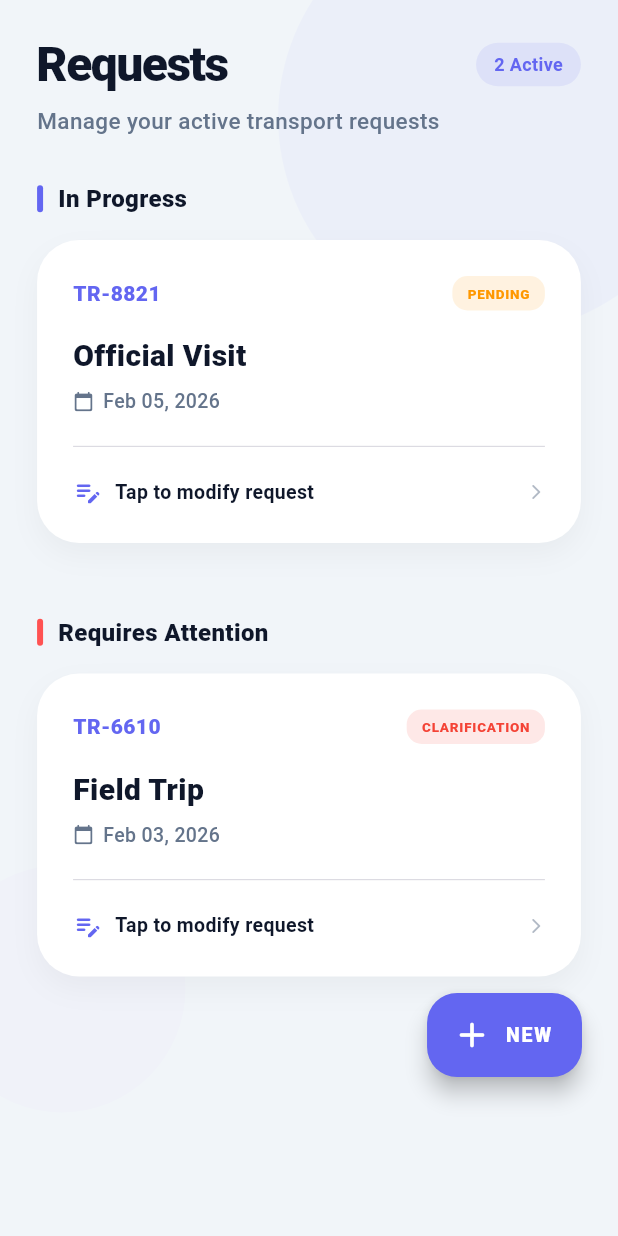
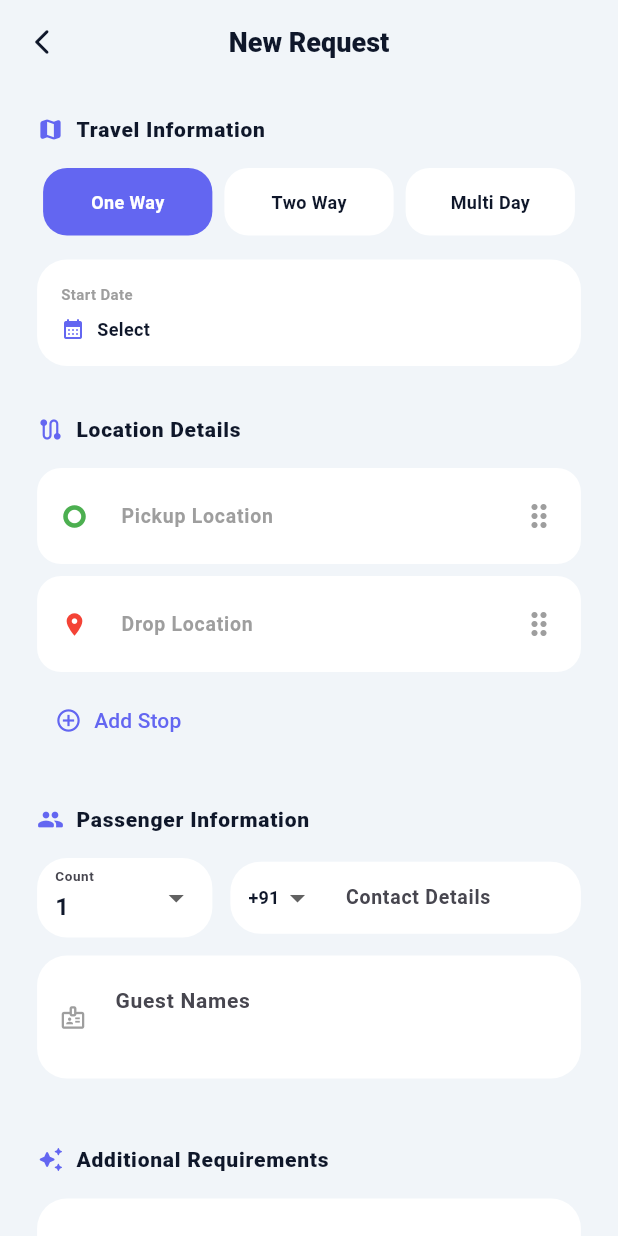
Before and after one commit to aswath06/TMS, a Flutter app: the RequestsScreen screen opened directly, after a tap on "NEW", on a phone screen of 412 x 824 dp. Run offline on Flutter 3.47's test engine with Material 3 defaults, Android fonts, the phone set to English and light mode, and no system bars; network calls fail.

Commit message:
new request

```diff
--- /dev/null
+++ b/lib/screens/faculty/request/new_request_screen.dart
@@ -0,0 +1,591 @@
+import 'package:flutter/material.dart';
+
+// --- MODELS ---
+class LocationStopData {
+  final int id;
+  final TextEditingController controller;
+  LocationStopData({required this.id, required this.controller});
+}
+
+// --- COMPONENT: LOCATION SELECTOR ---
+class LocationSelector extends StatefulWidget {
+  final Color cardColor;
+  final Color titleColor;
+  final Color accentColor;
+  final Function(List<String>) onChanged;
+
+  const LocationSelector({
+    super.key,
+    required this.cardColor,
+    required this.titleColor,
+    required this.accentColor,
+    required this.onChanged,
+  });
+
+  @override
+  State<LocationSelector> createState() => _LocationSelectorState();
+}
+
+class _LocationSelectorState extends State<LocationSelector> {
+  final List<LocationStopData> _stops = [
+    LocationStopData(id: 0, controller: TextEditingController()),
+    LocationStopData(id: 1, controller: TextEditingController()),
+  ];
+
+  @override
+  void dispose() {
+    for (var stop in _stops) {
+      stop.controller.dispose();
+    }
+    super.dispose();
+  }
+
+  void _notify() =>
+      widget.onChanged(_stops.map((s) => s.controller.text).toList());
+
+  @override
+  Widget build(BuildContext context) {
+    return Column(
+      children: [
+        ReorderableListView.builder(
+          shrinkWrap: true,
+          physics: const NeverScrollableScrollPhysics(),
+          buildDefaultDragHandles: false, // Using custom handle
+          itemCount: _stops.length,
+          onReorder: (oldIdx, newIdx) {
+            setState(() {
+              if (newIdx > oldIdx) newIdx -= 1;
+              _stops.insert(newIdx, _stops.removeAt(oldIdx));
+            });
+            _notify();
+          },
+          itemBuilder: (context, i) {
+            bool isFirst = i == 0;
+            bool isLast = i == _stops.length - 1;
+            return Container(
+              key: ValueKey(_stops[i].id),
+              margin: const EdgeInsets.only(bottom: 8),
+              decoration: BoxDecoration(
+                color: widget.cardColor,
+                borderRadius: BorderRadius.circular(16),
+              ),
+              child: ListTile(
+                contentPadding: const EdgeInsets.symmetric(horizontal: 16),
+                leading: Icon(
+                  isFirst
+                      ? Icons.trip_origin
+                      : (isLast ? Icons.location_on : Icons.circle),
+                  size: 18,
+                  color: isFirst
+                      ? Colors.green
+                      : (isLast ? Colors.red : Colors.grey),
+                ),
+                title: TextField(
+                  controller: _stops[i].controller,
+                  onChanged: (_) => _notify(),
+                  style: TextStyle(
+                    color: widget.titleColor,
+                    fontSize: 14,
+                    fontWeight: FontWeight.w600,
+                  ),
+                  decoration: InputDecoration(
+                    hintText: isFirst
+                        ? "Pickup Location"
+                        : (isLast ? "Drop Location" : "Stop $i"),
+                    border: InputBorder.none,
+                    hintStyle: const TextStyle(
+                      fontSize: 13,
+                      color: Colors.grey,
+                    ),
+                  ),
+                ),
+                trailing: ReorderableDragStartListener(
+                  index: i,
+                  child: const Icon(Icons.drag_indicator, color: Colors.grey),
+                ),
+              ),
+            );
+          },
+        ),
+        Align(
+          alignment: Alignment.centerLeft,
+          child: TextButton.icon(
+            onPressed: () {
+              setState(() {
+                // Insert new stop before the last item (Drop Location)
+                _stops.insert(
+                  _stops.length - 1,
+                  LocationStopData(
+                    id: DateTime.now().millisecondsSinceEpoch,
+                    controller: TextEditingController(),
+                  ),
+                );
+              });
+              _notify();
+            },
+            icon: const Icon(Icons.add_circle_outline, size: 18),
+            label: const Text("Add Stop"),
+            style: TextButton.styleFrom(foregroundColor: widget.accentColor),
+          ),
+        ),
+      ],
+    );
+  }
+}
+
+// --- MAIN SCREEN ---
+class NewRequestScreen extends StatefulWidget {
+  const NewRequestScreen({super.key});
+
+  @override
+  State<NewRequestScreen> createState() => _NewRequestScreenState();
+}
+
+class _NewRequestScreenState extends State<NewRequestScreen> {
+  final _formKey = GlobalKey<FormState>();
+
+  // State Variables
+  String _travelType = 'One Way';
+  int _passengerCount = 1;
+  String _selectedCountryCode = "+91 (India)";
+  DateTime? _startDate;
+  DateTime? _endDate;
+
+  // Holds the data emitted from the component
+  List<String> _locationResults = ["", ""];
+
+  @override
+  Widget build(BuildContext context) {
+    final Size size = MediaQuery.of(context).size;
+    final bool isDark = Theme.of(context).brightness == Brightness.dark;
+
+    final Color bgColor = isDark
+        ? const Color(0xFF0F172A)
+        : const Color(0xFFF1F5F9);
+    final Color cardColor = isDark ? const Color(0xFF1E293B) : Colors.white;
+    const Color primaryIndigo = Color(0xFF6366F1);
+    final Color titleColor = isDark ? Colors.white : const Color(0xFF0F172A);
+
+    return Scaffold(
+      backgroundColor: bgColor,
+      appBar: _buildAppBar(context, titleColor),
+      body: SingleChildScrollView(
+        physics: const BouncingScrollPhysics(),
+        padding: EdgeInsets.symmetric(
+          horizontal: size.width * 0.06,
+          vertical: 20,
+        ),
+        child: Form(
+          key: _formKey,
+          child: Column(
+            crossAxisAlignment: CrossAxisAlignment.start,
+            children: [
+              _buildSectionHeader(
+                "Travel Information",
+                Icons.map_rounded,
+                primaryIndigo,
+              ),
+              _buildTypeSelector(primaryIndigo, cardColor, titleColor),
+              const SizedBox(height: 16),
+              _buildDateRow(primaryIndigo, cardColor, titleColor),
+
+              const SizedBox(height: 32),
+
+              _buildSectionHeader(
+                "Location Details",
+                Icons.route_rounded,
+                primaryIndigo,
+              ),
+              // --- INTEGRATED COMPONENT ---
+              LocationSelector(
+                cardColor: cardColor,
+                titleColor: titleColor,
+                accentColor: primaryIndigo,
+                onChanged: (values) {
+                  _locationResults = values;
+                },
+              ),
+
+              const SizedBox(height: 32),
+
+              _buildSectionHeader(
+                "Passenger Information",
+                Icons.people_rounded,
+                primaryIndigo,
+              ),
+              _buildPassengerRow(cardColor, titleColor, primaryIndigo),
+              const SizedBox(height: 12),
+              _buildInputField(
+                "Guest Names",
+                Icons.badge_outlined,
+                cardColor,
+                titleColor,
+                maxLines: 2,
+              ),
+
+              const SizedBox(height: 32),
+
+              _buildSectionHeader(
+                "Additional Requirements",
+                Icons.auto_awesome_rounded,
+                primaryIndigo,
+              ),
+              _buildInputField(
+                "Special Requirements",
+                Icons.notes_rounded,
+                cardColor,
+                titleColor,
+                maxLines: 3,
+              ),
+              _buildInputField(
+                "Luggage Details",
+                Icons.luggage_rounded,
+                cardColor,
+                titleColor,
+              ),
+              _buildInputField(
+                "Accessibility Requirements",
+                Icons.accessible_rounded,
+                cardColor,
+                titleColor,
+              ),
+
+              const SizedBox(height: 40),
+              _buildSubmitButton(primaryIndigo, size),
+              const SizedBox(height: 120),
+            ],
+          ),
+        ),
+      ),
+    );
+  }
+
+  // --- WIDGET BUILDERS ---
+
+  PreferredSizeWidget _buildAppBar(BuildContext context, Color titleColor) {
+    return AppBar(
+      backgroundColor: Colors.transparent,
+      elevation: 0,
+      centerTitle: true,
+      leading: IconButton(
+        icon: Icon(
+          Icons.arrow_back_ios_new_rounded,
+          color: titleColor,
+          size: 20,
+        ),
+        onPressed: () => Navigator.pop(context),
+      ),
+      title: Text(
+        "New Request",
+        style: TextStyle(
+          color: titleColor,
+          fontWeight: FontWeight.w900,
+          fontSize: 18,
+        ),
+      ),
+    );
+  }
+
+  Widget _buildSectionHeader(String title, IconData icon, Color color) {
+    return Padding(
+      padding: const EdgeInsets.only(bottom: 16),
+      child: Row(
+        children: [
+          Icon(icon, size: 18, color: color),
+          const SizedBox(width: 8),
+          Text(
+            title,
+            style: const TextStyle(
+              fontSize: 14,
+              fontWeight: FontWeight.w900,
+              letterSpacing: 0.5,
+            ),
+          ),
+        ],
+      ),
+    );
+  }
+
+  Widget _buildTypeSelector(Color accent, Color card, Color text) {
+    final types = ['One Way', 'Two Way', 'Multi Day'];
+    return Row(
+      children: types.map((type) {
+        bool isSelected = _travelType == type;
+        return Expanded(
+          child: GestureDetector(
+            onTap: () => setState(() => _travelType = type),
+            child: AnimatedContainer(
+              duration: const Duration(milliseconds: 200),
+              margin: const EdgeInsets.symmetric(horizontal: 4),
+              padding: const EdgeInsets.symmetric(vertical: 14),
+              decoration: BoxDecoration(
+                color: isSelected ? accent : card,
+                borderRadius: BorderRadius.circular(16),
+              ),
+              child: Center(
+                child: Text(
+                  type,
+                  style: TextStyle(
+                    color: isSelected ? Colors.white : text,
+                    fontWeight: FontWeight.bold,
+                    fontSize: 12,
+                  ),
+                ),
+              ),
+            ),
+          ),
+        );
+      }).toList(),
+    );
+  }
+
+  Widget _buildDateRow(Color accent, Color card, Color text) {
+    return Row(
+      children: [
+        Expanded(
+          child: _buildDatePicker(
+            "Start Date",
+            _startDate,
+            (d) => setState(() => _startDate = d),
+            accent,
+            card,
+            text,
+          ),
+        ),
+        if (_travelType == 'Multi Day') ...[
+          const SizedBox(width: 12),
+          Expanded(
+            child: _buildDatePicker(
+              "End Date",
+              _endDate,
+              (d) => setState(() => _endDate = d),
+              accent,
+              card,
+              text,
+            ),
+          ),
+        ],
+      ],
+    );
+  }
+
+  Widget _buildDatePicker(
+    String label,
+    DateTime? date,
+    Function(DateTime) onPick,
+    Color accent,
+    Color card,
+    Color text,
+  ) {
+    return GestureDetector(
+      onTap: () async {
+        final picked = await showDatePicker(
+          context: context,
+          initialDate: DateTime.now(),
+          firstDate: DateTime.now(),
+          lastDate: DateTime.now().add(const Duration(days: 365)),
+        );
+        if (picked != null) onPick(picked);
+      },
+      child: Container(
+        padding: const EdgeInsets.all(16),
+        decoration: BoxDecoration(
+          color: card,
+          borderRadius: BorderRadius.circular(20),
+        ),
+        child: Column(
+          crossAxisAlignment: CrossAxisAlignment.start,
+          children: [
+            Text(
+              label,
+              style: const TextStyle(
+                fontSize: 10,
+                fontWeight: FontWeight.bold,
+                color: Colors.grey,
+              ),
+            ),
+            const SizedBox(height: 8),
+            Row(
+              children: [
+                Icon(Icons.calendar_month_rounded, size: 16, color: accent),
+                const SizedBox(width: 8),
+                Text(
+                  date == null
+                      ? "Select"
+                      : "${date.day}/${date.month}/${date.year}",
+                  style: TextStyle(
+                    fontSize: 12,
+                    fontWeight: FontWeight.bold,
+                    color: text,
+                  ),
+                ),
+              ],
+            ),
+          ],
+        ),
+      ),
+    );
+  }
+
+  Widget _buildPassengerRow(Color card, Color text, Color accent) {
+    return Row(
+      children: [
+        Expanded(
+          flex: 1,
+          child: Container(
+            padding: const EdgeInsets.symmetric(horizontal: 12),
+            decoration: BoxDecoration(
+              color: card,
+              borderRadius: BorderRadius.circular(20),
+            ),
+            child: DropdownButtonFormField<int>(
+              value: _passengerCount,
+              dropdownColor: card,
+              decoration: const InputDecoration(
+                border: InputBorder.none,
+                labelText: "Count",
+                labelStyle: TextStyle(
+                  fontSize: 12,
+                  fontWeight: FontWeight.bold,
+                ),
+              ),
+              items: List.generate(10, (index) => index + 1)
+                  .map(
+                    (e) => DropdownMenuItem(
+                      value: e,
+                      child: Text(
+                        "$e",
+                        style: TextStyle(
+                          color: text,
+                          fontWeight: FontWeight.bold,
+                        ),
+                      ),
+                    ),
+                  )
+                  .toList(),
+              onChanged: (v) => setState(() => _passengerCount = v!),
+            ),
+          ),
+        ),
+        const SizedBox(width: 12),
+        Expanded(
+          flex: 2,
+          child: Container(
+            padding: const EdgeInsets.symmetric(horizontal: 12),
+            decoration: BoxDecoration(
+              color: card,
+              borderRadius: BorderRadius.circular(20),
+            ),
+            child: Row(
+              children: [
+                DropdownButton<String>(
+                  value: _selectedCountryCode,
+                  underline: const SizedBox(),
+                  items: ["+91 (India)", "+1 (USA)", "+44 (UK)"]
+                      .map(
+                        (e) => DropdownMenuItem(
+                          value: e,
+                          child: Text(
+                            e.split(" ")[0],
+                            style: TextStyle(
+                              color: text,
+                              fontSize: 12,
+                              fontWeight: FontWeight.bold,
+                            ),
+                          ),
+                        ),
+                      )
+                      .toList(),
+                  onChanged: (v) => setState(() => _selectedCountryCode = v!),
+                ),
+                const VerticalDivider(width: 20),
+                Expanded(
+                  child: TextField(
+                    keyboardType: TextInputType.phone,
+                    style: TextStyle(
+                      color: text,
+                      fontSize: 13,
+                      fontWeight: FontWeight.w600,
+                    ),
+                    decoration: const InputDecoration(
+                      hintText: "Contact Details",
+                      border: InputBorder.none,
+                    ),
+                  ),
+                ),
+              ],
+            ),
+          ),
+        ),
+      ],
+    );
+  }
+
+  Widget _buildInputField(
+    String hint,
+    IconData icon,
+    Color card,
+    Color text, {
+    int maxLines = 1,
+  }) {
+    return Container(
+      margin: const EdgeInsets.only(bottom: 12),
+      decoration: BoxDecoration(
+        color: card,
+        borderRadius: BorderRadius.circular(20),
+      ),
+      child: TextField(
+        maxLines: maxLines,
+        style: TextStyle(
+          color: text,
+          fontWeight: FontWeight.w600,
+          fontSize: 14,
+        ),
+        decoration: InputDecoration(
+          hintText: hint,
+          prefixIcon: Icon(icon, size: 18, color: Colors.grey),
+          border: InputBorder.none,
+          contentPadding: const EdgeInsets.all(20),
+        ),
+      ),
+    );
+  }
+
+  Widget _buildSubmitButton(Color accent, Size size) {
+    return Container(
+      width: size.width,
+      height: 60,
+      decoration: BoxDecoration(
+        borderRadius: BorderRadius.circular(22),
+        boxShadow: [
+          BoxShadow(
+            color: accent.withOpacity(0.3),
+            blurRadius: 15,
+            offset: const Offset(0, 8),
+          ),
+        ],
+      ),
+      child: ElevatedButton(
+        onPressed: () {
+          // Access the values from the internal component
+          debugPrint("Submitting Request with Locations: $_locationResults");
+        },
+        style: ElevatedButton.styleFrom(
+          backgroundColor: accent,
+          shape: RoundedRectangleBorder(
+            borderRadius: BorderRadius.circular(22),
+          ),
+          elevation: 0,
+        ),
+        child: const Text(
+          "SUBMIT REQUEST",
+          style: TextStyle(
+            color: Colors.white,
+            fontWeight: FontWeight.w900,
+            letterSpacing: 1.5,
+          ),
+        ),
+      ),
+    );
+  }
+}
--- a/lib/screens/faculty/requests_screen.dart
+++ b/lib/screens/faculty/requests_screen.dart
@@ -1,14 +1,13 @@
 import 'package:flutter/material.dart';
+import 'package:tms/screens/faculty/request/new_request_screen.dart';
 
 class RequestsScreen extends StatelessWidget {
   const RequestsScreen({super.key});
 
   @override
   Widget build(BuildContext context) {
-    // Media Query for responsiveness
     final Size size = MediaQuery.of(context).size;
     final double horizontalPadding = size.width * 0.06;
-
     final bool isDark = Theme.of(context).brightness == Brightness.dark;
 
     // Theme Colors
@@ -26,14 +25,12 @@ class RequestsScreen extends StatelessWidget {
       backgroundColor: bgColor,
       body: Stack(
         children: [
-          // Visual decorative elements
           _buildBackgroundDecor(isDark, size),
-
           SafeArea(
             child: Column(
               crossAxisAlignment: CrossAxisAlignment.start,
               children: [
-                // --- ADAPTIVE HEADER ---
+                // --- HEADER ---
                 Padding(
                   padding: EdgeInsets.fromLTRB(
                     horizontalPadding,
@@ -74,6 +71,7 @@ class RequestsScreen extends StatelessWidget {
                   ),
                 ),
 
+                // --- CONTENT ---
                 Expanded(
                   child: ListView(
                     physics: const BouncingScrollPhysics(),
@@ -101,9 +99,7 @@ class RequestsScreen extends StatelessWidget {
                         accent: primaryIndigo,
                         screenWidth: size.width,
                       ),
-
                       const SizedBox(height: 32),
-
                       _buildSectionTitle(
                         "Requires Attention",
                         Colors.redAccent,
@@ -123,8 +119,6 @@ class RequestsScreen extends StatelessWidget {
                         accent: primaryIndigo,
                         screenWidth: size.width,
                       ),
-
-                      // Padding to ensure content isn't hidden by Bottom Bar & FAB
                       SizedBox(height: size.height * 0.2),
                     ],
                   ),
@@ -135,13 +129,33 @@ class RequestsScreen extends StatelessWidget {
         ],
       ),
 
-      // --- ACTION BUTTON (MOVED TO BOTTOM RIGHT) ---
+      // --- FAB IN BOTTOM RIGHT ---
       floatingActionButtonLocation: FloatingActionButtonLocation.endFloat,
       floatingActionButton: Container(
-        // Margin adjusted to sit perfectly above your 72px high CustomBottomBar
         margin: const EdgeInsets.only(bottom: 90, right: 8),
         child: FloatingActionButton.extended(
-          onPressed: () {},
+          onPressed: () {
+            // Smooth Navigation to New Request
+            Navigator.push(
+              context,
+              PageRouteBuilder(
+                pageBuilder: (context, animation, secondaryAnimation) =>
+                    const NewRequestScreen(),
+                transitionsBuilder:
+                    (context, animation, secondaryAnimation, child) {
+                      return SlideTransition(
+                        position: animation.drive(
+                          Tween(
+                            begin: const Offset(0, 1),
+                            end: Offset.zero,
+                          ).chain(CurveTween(curve: Curves.easeOutQuart)),
+                        ),
+                        child: FadeTransition(opacity: animation, child: child),
+                      );
+                    },
+              ),
+            );
+          },
           elevation: 6,
           backgroundColor: primaryIndigo,
           icon: const Icon(Icons.add_rounded, color: Colors.white, size: 28),
@@ -154,7 +168,6 @@ class RequestsScreen extends StatelessWidget {
               fontSize: 13,
             ),
           ),
-          // Using a slightly more circular shape for the corner aesthetic
           shape: RoundedRectangleBorder(
             borderRadius: BorderRadius.circular(20),
           ),
@@ -163,8 +176,7 @@ class RequestsScreen extends StatelessWidget {
     );
   }
 
-  // --- UI HELPERS ---
-
+  // UI Helpers (Titles, Badges, Background)
   Widget _buildSectionTitle(String title, Color accent, Color titleColor) {
     return Row(
       children: [
--- a/pubspec.yaml
+++ b/pubspec.yaml
@@ -35,6 +35,8 @@ dependencies:
   # Use with the CupertinoIcons class for iOS style icons.
   cupertino_icons: ^1.0.8
   google_fonts: ^8.0.1
+  google_maps_flutter: ^2.14.0
+  flutter_typeahead: ^5.2.0
 
 dev_dependencies:
   flutter_test:
```
Also changed, not shown: pubspec.lock.
